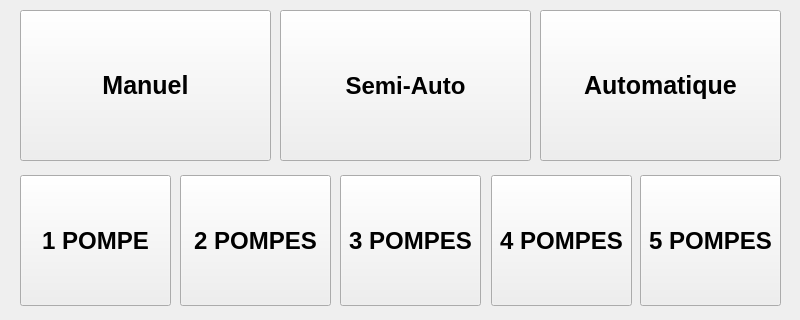
First picture: the form in pagemodeetpompe.ui, repository YanisKer/ProjetPomme, before the edit; both pictures show x 0 to 800 and y 0 to 320 of the 800 by 480 pixel window.
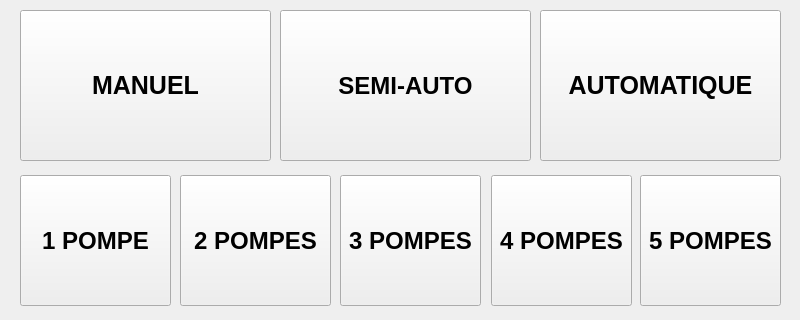
Second picture: the form after the edit.

Diff of the .ui file:
```diff
--- a/pagemodeetpompe.ui
+++ b/pagemodeetpompe.ui
@@ -49,7 +49,7 @@
      </font>
     </property>
     <property name="text">
-     <string>Manuel</string>
+     <string>MANUEL</string>
     </property>
    </widget>
    <widget class="QPushButton" name="pb_semiauto">
@@ -68,7 +68,7 @@
      </font>
     </property>
     <property name="text">
-     <string>Semi-Auto</string>
+     <string>SEMI-AUTO</string>
     </property>
    </widget>
    <widget class="QPushButton" name="pb_auto">
@@ -87,7 +87,7 @@
      </font>
     </property>
     <property name="text">
-     <string>Automatique</string>
+     <string>AUTOMATIQUE</string>
     </property>
    </widget>
    <widget class="QPushButton" name="pb_2pompes">
```
